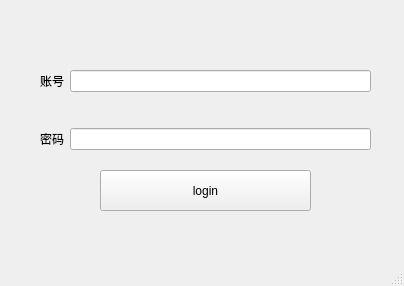
tangdouer1005/DataStructure_course_design, file src/login_window.ui: the form before one commit.
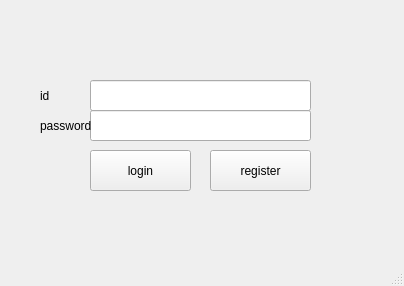
The form after the commit.

Diff of the .ui file:
```diff
--- a/src/login_window.ui
+++ b/src/login_window.ui
@@ -17,9 +17,9 @@
    <widget class="QPushButton" name="button_login">
     <property name="geometry">
      <rect>
-      <x>100</x>
-      <y>170</y>
-      <width>211</width>
+      <x>90</x>
+      <y>150</y>
+      <width>101</width>
       <height>41</height>
      </rect>
     </property>
@@ -27,37 +27,64 @@
      <string>login</string>
     </property>
    </widget>
-   <widget class="QWidget" name="layoutWidget">
+   <widget class="QPushButton" name="button_register">
     <property name="geometry">
      <rect>
+      <x>210</x>
+      <y>150</y>
+      <width>101</width>
+      <height>41</height>
+     </rect>
+    </property>
+    <property name="text">
+     <string>register</string>
+    </property>
+   </widget>
+   <widget class="QLineEdit" name="lineedit_password">
+    <property name="geometry">
+     <rect>
+      <x>90</x>
+      <y>110</y>
+      <width>221</width>
+      <height>31</height>
+     </rect>
+    </property>
+   </widget>
+   <widget class="QLabel" name="label_2">
+    <property name="geometry">
+     <rect>
       <x>40</x>
-      <y>40</y>
-      <width>331</width>
-      <height>141</height>
+      <y>110</y>
+      <width>51</width>
+      <height>31</height>
      </rect>
     </property>
-    <layout class="QGridLayout" name="gridLayout">
-     <item row="1" column="1">
-      <widget class="QLineEdit" name="lineedit_password"/>
-     </item>
-     <item row="1" column="0">
-      <widget class="QLabel" name="label_2">
-       <property name="text">
-        <string>密码</string>
-       </property>
-      </widget>
-     </item>
-     <item row="0" column="0">
-      <widget class="QLabel" name="label">
-       <property name="text">
-        <string>账号</string>
-       </property>
-      </widget>
-     </item>
-     <item row="0" column="1">
-      <widget class="QLineEdit" name="lineedit_id"/>
-     </item>
-    </layout>
+    <property name="text">
+     <string>password</string>
+    </property>
+   </widget>
+   <widget class="QLineEdit" name="lineedit_id">
+    <property name="geometry">
+     <rect>
+      <x>90</x>
+      <y>80</y>
+      <width>221</width>
+      <height>31</height>
+     </rect>
+    </property>
+   </widget>
+   <widget class="QLabel" name="label">
+    <property name="geometry">
+     <rect>
+      <x>40</x>
+      <y>80</y>
+      <width>31</width>
+      <height>31</height>
+     </rect>
+    </property>
+    <property name="text">
+     <string>id</string>
+    </property>
    </widget>
   </widget>
   <widget class="QMenuBar" name="menubar">
```
Left out of the diff: 2 changed lines with no effect on the pictures.
